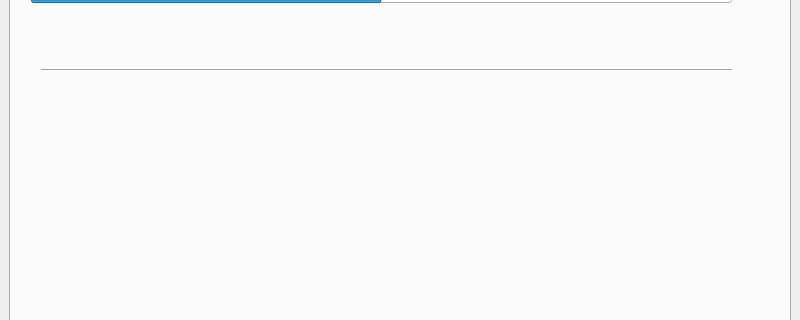
Above: Qt-Widgets-Examples/QSS-Example/src/view/ui/MainWindow.ui from STyulenev/Qt-CPP-Examples before the change; both pictures show x 0 to 800 and y 158 to 478 of the 800 by 600 pixel window. Below: the same form after it.
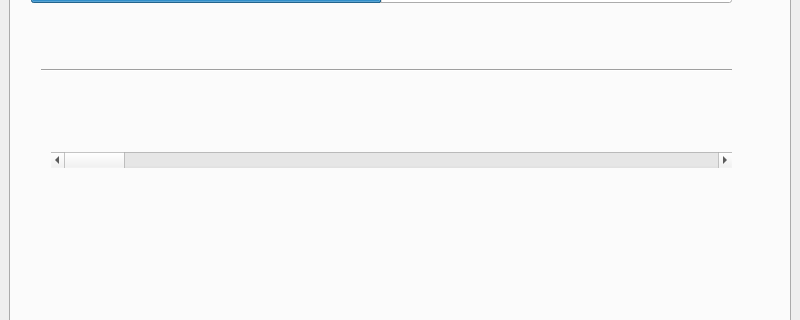
That is the form after the change. Icons and pictures are not drawn.

Commit message: Added style for horizonta; QScrollBar

What changed in the file:
```diff
--- a/Qt-Widgets-Examples/QSS-Example/src/view/ui/MainWindow.ui
+++ b/Qt-Widgets-Examples/QSS-Example/src/view/ui/MainWindow.ui
@@ -282,6 +282,19 @@
          <enum>Qt::Horizontal</enum>
         </property>
        </widget>
+       <widget class="QScrollBar" name="horizontalScrollBar">
+        <property name="geometry">
+         <rect>
+          <x>40</x>
+          <y>230</y>
+          <width>681</width>
+          <height>16</height>
+         </rect>
+        </property>
+        <property name="orientation">
+         <enum>Qt::Horizontal</enum>
+        </property>
+       </widget>
       </widget>
      </widget>
     </item>
```
The commit also changes 4 other files.
